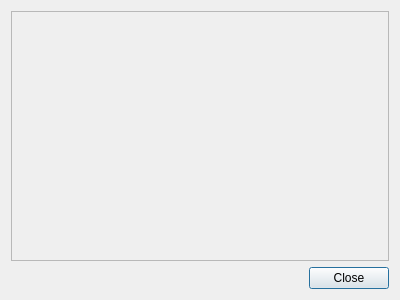
Above: src/ui/DiagnosticReportDialog.ui from OtterBrowser/otter-browser before the change. Below: the same form after it.
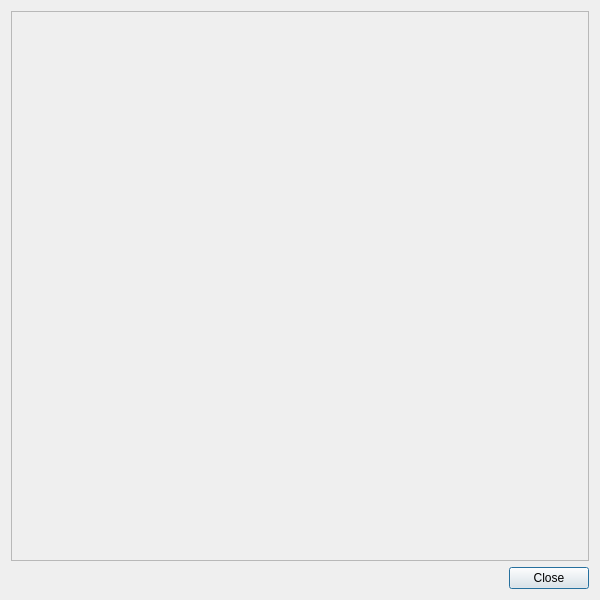
That is the form after the change.

Commit message: Increase default size

The edit to the form file:
```diff
--- a/src/ui/DiagnosticReportDialog.ui
+++ b/src/ui/DiagnosticReportDialog.ui
@@ -6,8 +6,8 @@
    <rect>
     <x>0</x>
     <y>0</y>
-    <width>400</width>
-    <height>300</height>
+    <width>600</width>
+    <height>600</height>
    </rect>
   </property>
   <property name="windowTitle">
@@ -24,8 +24,8 @@
        <rect>
         <x>0</x>
         <y>0</y>
-        <width>380</width>
-        <height>248</height>
+        <width>580</width>
+        <height>547</height>
        </rect>
       </property>
       <layout class="QVBoxLayout" name="reportLayout">
```
